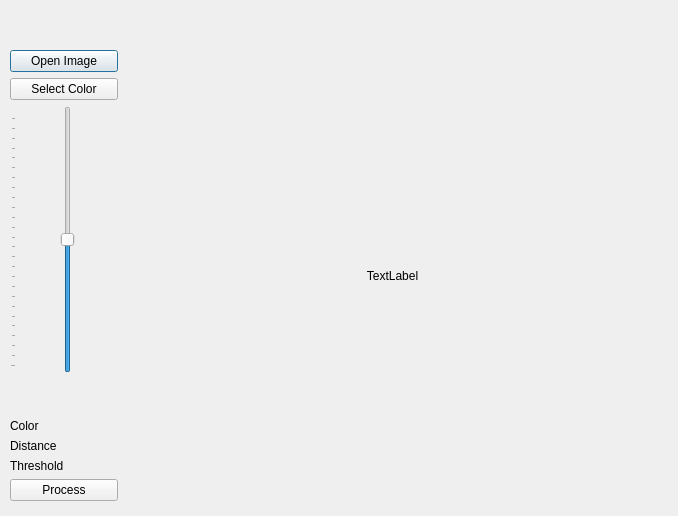
The window that showdialog.ui (yauyimsing/Qt_OpenCV) describes before a commit, drawn with Qt 5.
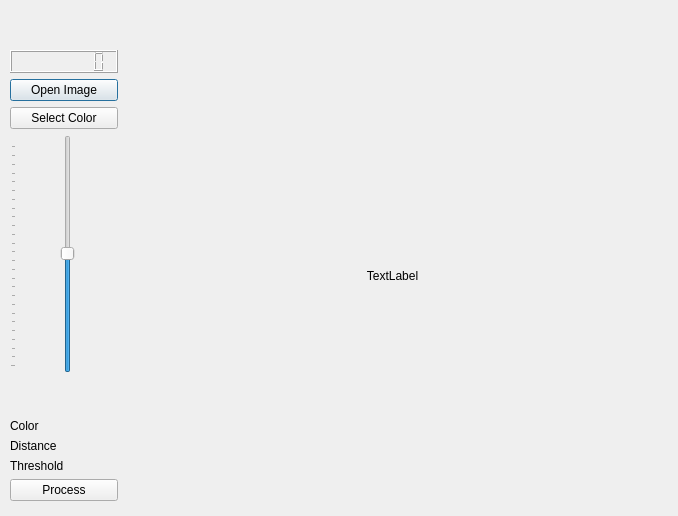
The same window after the commit.

What changed in the file:
```diff
--- a/showdialog.ui
+++ b/showdialog.ui
@@ -13,7 +13,7 @@
   <property name="windowTitle">
    <string>Dialog</string>
   </property>
-  <widget class="QWidget" name="">
+  <widget class="QWidget" name="layoutWidget">
    <property name="geometry">
     <rect>
      <x>10</x>
@@ -28,6 +28,20 @@
       <property name="sizeConstraint">
        <enum>QLayout::SetNoConstraint</enum>
       </property>
+      <item>
+       <widget class="QLCDNumber" name="lcdNumber">
+        <property name="font">
+         <font>
+          <family>SimSun</family>
+          <weight>75</weight>
+          <bold>true</bold>
+         </font>
+        </property>
+        <property name="digitCount">
+         <number>8</number>
+        </property>
+       </widget>
+      </item>
       <item>
        <widget class="QPushButton" name="pushButtonOpenImage">
         <property name="text">
```
